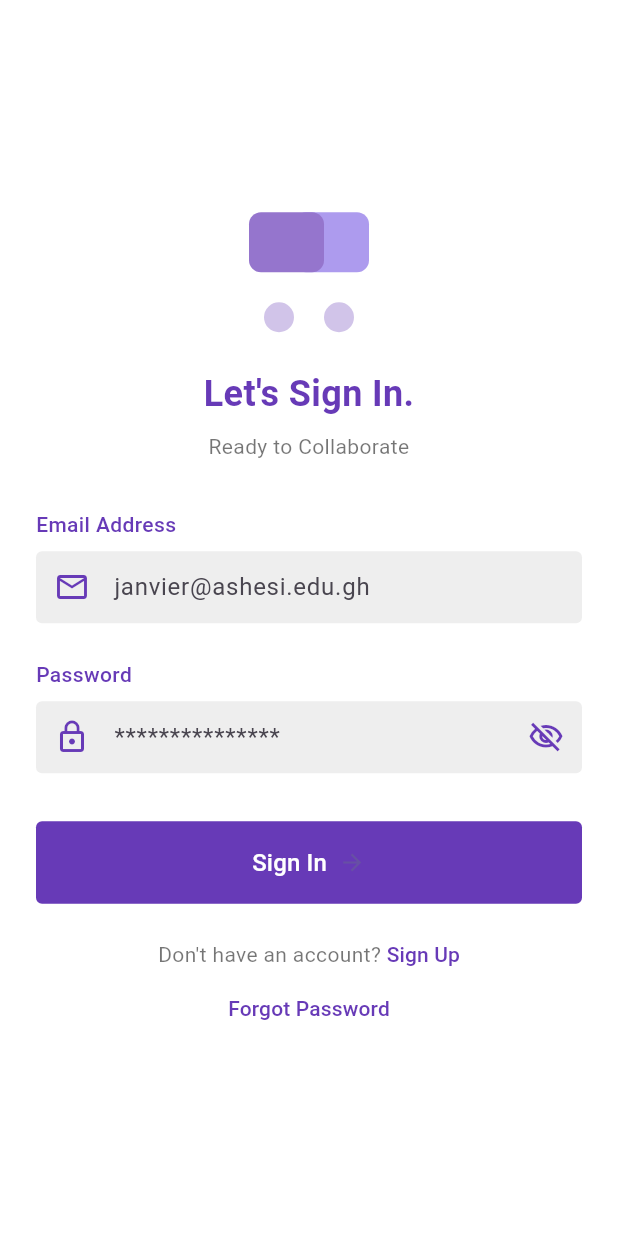
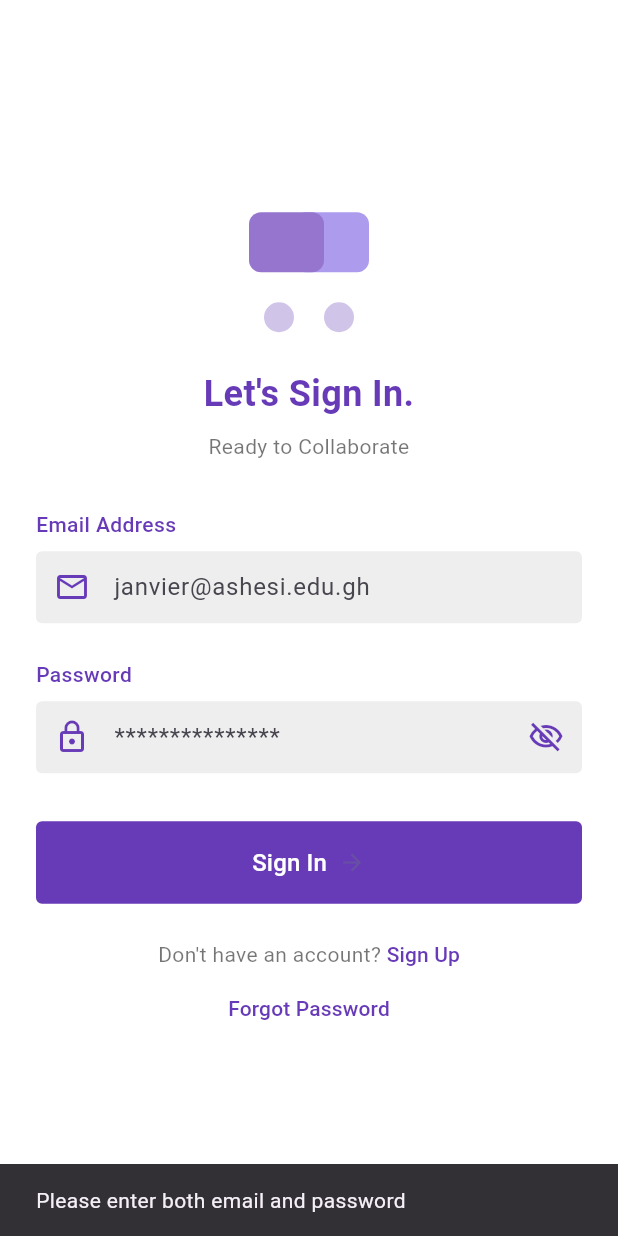
Before and after one commit to DaveSaah/collabhub, a Flutter app: the screen it shows after launch, after a tap on "Sign In", on a phone screen of 412 x 824 dp. Run offline on Flutter 3.47's test engine with Material 3 defaults, Android fonts, the phone set to English and light mode, and no system bars; our stand-ins replace firebase_auth, firebase_core; accounts and stored records are empty.

Commit message:
allow user login with firebase

```diff
--- a/lib/views/login_page.dart
+++ b/lib/views/login_page.dart
@@ -1,6 +1,8 @@
+import 'package:collabhub/views/profile_page.dart';
 import 'package:flutter/material.dart';
 
 import 'package:collabhub/views/signup_page.dart';
+import 'package:collabhub/services/auth.dart';
 
 class LoginScreen extends StatefulWidget {
   const LoginScreen({super.key});
@@ -13,6 +15,40 @@ class _LoginScreenState extends State<LoginScreen> {
   bool _obscureText = true;
   final TextEditingController _emailController = TextEditingController();
   final TextEditingController _passwordController = TextEditingController();
+  final AuthService _authService = AuthService();
+
+  void _loginUser() async {
+    final email = _emailController.text.trim();
+    final password = _passwordController.text;
+
+    if (email.isEmpty || password.isEmpty) {
+      ScaffoldMessenger.of(context).showSnackBar(
+        const SnackBar(content: Text('Please enter both email and password')),
+      );
+      return;
+    }
+
+    try {
+      await _authService.signInWithEmailAndPassword(email, password);
+      if (mounted) {
+        ScaffoldMessenger.of(
+          context,
+        ).showSnackBar(const SnackBar(content: Text('Login successful')));
+      }
+      if (mounted) {
+        Navigator.pushReplacement(
+          context,
+          MaterialPageRoute(builder: (context) => const ProfileView()),
+        );
+      }
+    } catch (e) {
+      if (mounted) {
+        ScaffoldMessenger.of(context).showSnackBar(
+          SnackBar(content: Text('Login failed: ${e.toString()}')),
+        );
+      }
+    }
+  }
 
   @override
   void dispose() {
@@ -197,9 +233,7 @@ class _LoginScreenState extends State<LoginScreen> {
 
                 // Sign In Button
                 ElevatedButton(
-                  onPressed: () {
-                    // Implement login functionality
-                  },
+                  onPressed: _loginUser,
                   style: ElevatedButton.styleFrom(
                     backgroundColor: Colors.deepPurple,
                     padding: const EdgeInsets.symmetric(vertical: 16),
```
